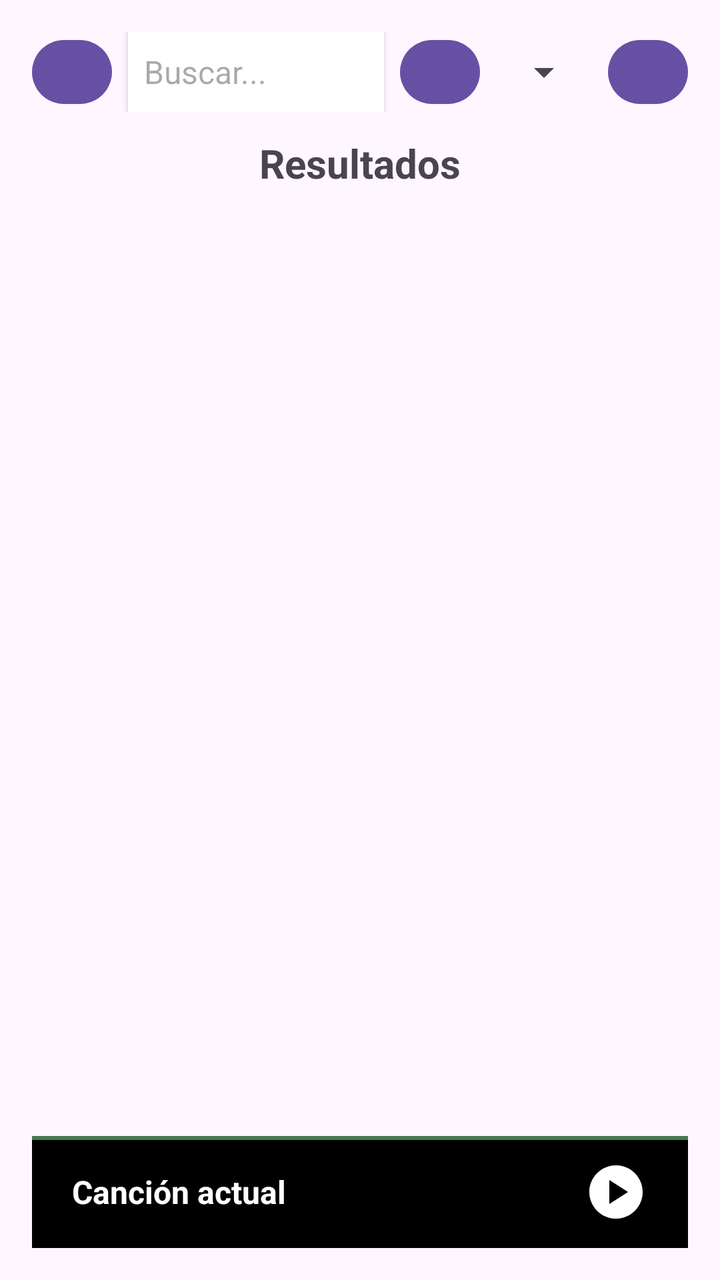
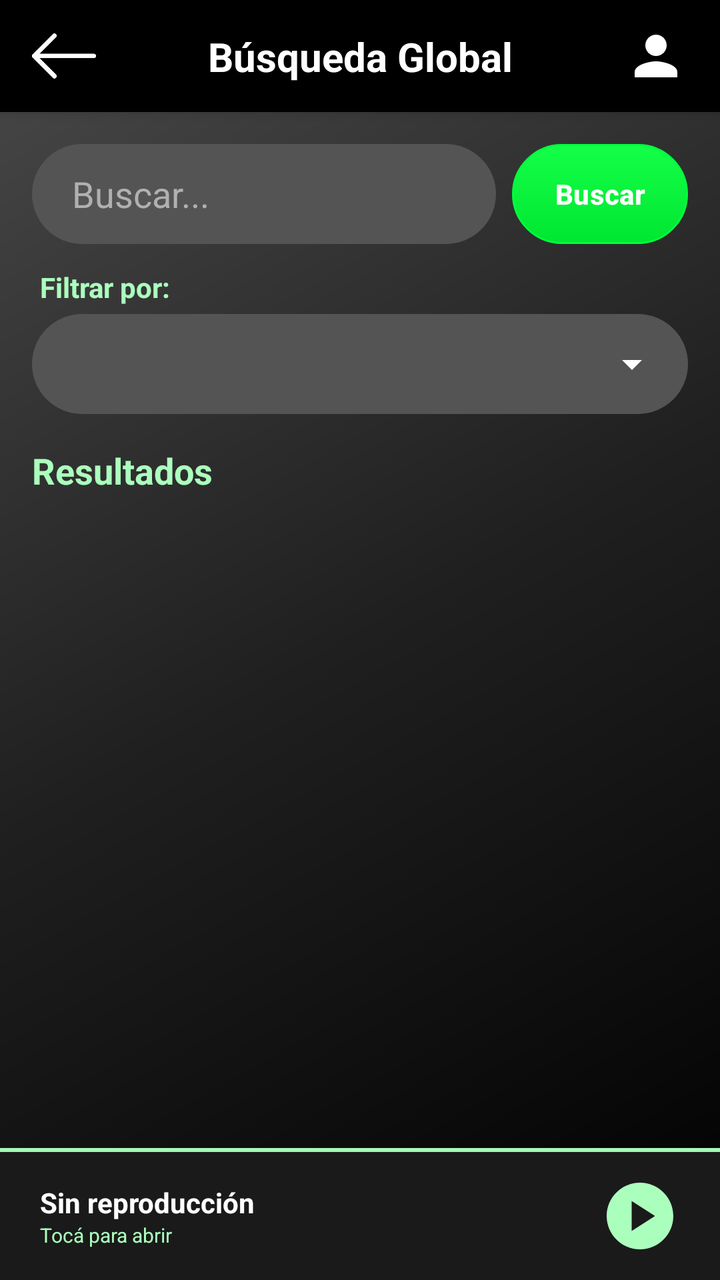

The first picture is an Android layout as it rendered before a commit; the second is the same layout after the commit. The layout source and the unified diff follow.
<!-- AndroidManifest.xml: application theme Theme.MusAPIApp -->
<!-- res/layout/activity_busqueda.xml -->
<?xml version="1.0" encoding="utf-8"?>
<LinearLayout xmlns:android="http://schemas.android.com/apk/res/android"
    xmlns:tools="http://schemas.android.com/tools"
    android:id="@+id/main"
    android:layout_width="match_parent"
    android:layout_height="match_parent"
    android:orientation="vertical"
    android:padding="16dp"
    tools:context=".activities.busqueda.BusquedaActivity">

    
    <LinearLayout
        android:layout_width="match_parent"
        android:layout_height="wrap_content"
        android:orientation="horizontal"
        android:gravity="center_vertical"
        android:layout_marginBottom="12dp">

        
        <Button
            android:id="@+id/btnVolver"
            android:layout_width="40dp"
            android:layout_height="40dp"
            android:text="←" />

        
        <EditText
            android:id="@+id/etBusqueda"
            android:layout_width="0dp"
            android:layout_height="40dp"
            android:layout_weight="1"
            android:hint="Buscar..."
            android:padding="8dp"
            android:textSize="16sp"
            android:background="#FFFFFF"
            android:textColor="#000000"
            android:elevation="2dp"
            android:layout_marginStart="8dp"
            android:layout_marginEnd="8dp" />

        
        <Button
            android:id="@+id/btnBuscar"
            android:layout_width="40dp"
            android:layout_height="40dp"
            android:text="🔍" />

        
        <Spinner
            android:id="@+id/spinnerTipo"
            android:layout_width="wrap_content"
            android:layout_height="40dp"
            android:layout_marginStart="8dp" />

        
        <Button
            android:id="@+id/btnPerfil"
            android:layout_width="40dp"
            android:layout_height="40dp"
            android:text="👤"
            android:layout_marginStart="8dp" />
    </LinearLayout>

    
    <TextView
        android:id="@+id/tvResultadosTitulo"
        android:layout_width="match_parent"
        android:layout_height="wrap_content"
        android:text="Resultados"
        android:textAlignment="center"
        android:textSize="20sp"
        android:textStyle="bold"
        android:layout_marginBottom="8dp" />

    
    <androidx.recyclerview.widget.RecyclerView
        android:id="@+id/rvResultados"
        android:layout_width="match_parent"
        android:layout_height="0dp"
        android:layout_weight="1"
        android:padding="8dp"
        android:clipToPadding="false"
        android:scrollbars="vertical" />

    <include layout="@layout/layout_reproductor" />
</LinearLayout>
<!-- res/layout/layout_reproductor.xml (included above) -->
<?xml version="1.0" encoding="utf-8"?>
<androidx.constraintlayout.widget.ConstraintLayout xmlns:android="http://schemas.android.com/apk/res/android"
    xmlns:app="http://schemas.android.com/apk/res-auto"
    android:layout_width="match_parent"
    android:layout_height="wrap_content"
    android:padding="0dp">
    <LinearLayout
        android:id="@+id/barraReproductor"
        android:layout_width="match_parent"
        android:layout_height="wrap_content"
        android:background="@drawable/fondo_reproductor_gradiente"
        android:clickable="true"
        android:focusable="true"
        android:orientation="horizontal"
        android:gravity="center_vertical"
        android:paddingHorizontal="20dp"
        android:paddingVertical="12dp"
        android:elevation="8dp"
        app:layout_constraintBottom_toBottomOf="parent"
        app:layout_constraintEnd_toEndOf="parent"
        app:layout_constraintStart_toStartOf="parent"
        app:layout_constraintTop_toTopOf="parent">

        <TextView
            android:id="@+id/txtMiniTitulo"
            android:layout_width="0dp"
            android:layout_height="wrap_content"
            android:layout_weight="1"
            android:clickable="false"
            android:focusable="false"
            android:text="Canción actual"
            android:textColor="#FFFFFF"
            android:textStyle="bold"
            android:textSize="16sp"
            android:singleLine="true"
            android:ellipsize="marquee"
            android:marqueeRepeatLimit="marquee_forever"
            android:paddingEnd="16dp" />

        <ImageButton
            android:id="@+id/btnMiniPlayPause"
            android:layout_width="32dp"
            android:layout_height="32dp"
            android:background="?attr/selectableItemBackgroundBorderless"
            android:clickable="true"
            android:scaleType="fitCenter"
            android:src="@drawable/ic_play"
            app:tint="#FFFFFF"
            android:contentDescription="Reproducir/Pausar" />

    </LinearLayout>

</androidx.constraintlayout.widget.ConstraintLayout>
<!-- resources referenced by this layout -->
<resources>
  <!-- drawable fondo_reproductor_gradiente (drawable) -->
  <?xml version="1.0" encoding="utf-8"?>
  <layer-list xmlns:android="http://schemas.android.com/apk/res/android">
  
      <item>
          <shape android:shape="rectangle">
              <solid android:color="#477852" />
          </shape>
      </item>
  
      <item android:top="2dp">
          <shape android:shape="rectangle">
              <solid android:color="#000000" />
          </shape>
      </item>
  
  </layer-list>
  <!-- drawable ic_play (drawable) -->
  <vector xmlns:android="http://schemas.android.com/apk/res/android" android:height="24dp" android:tint="#000000" android:viewportHeight="24" android:viewportWidth="24" android:width="24dp">
        
      <path android:fillColor="@android:color/white" android:pathData="M12,2C6.48,2 2,6.48 2,12s4.48,10 10,10s10,-4.48 10,-10S17.52,2 12,2zM9.5,16.5v-9l7,4.5L9.5,16.5z"/>
      
  </vector>
  <style name="Theme.MusAPIApp" parent="Base.Theme.MusAPIApp" />
  <style name="Base.Theme.MusAPIApp" parent="Theme.Material3.DayNight.NoActionBar">
          
          
      </style>
</resources>

<!-- the commit's change to res/layout/activity_busqueda.xml (unified diff, before → after) -->
@@ -1,140 +1,228 @@
 <?xml version="1.0" encoding="utf-8"?>
-<LinearLayout xmlns:android="http://schemas.android.com/apk/res/android"
+<androidx.constraintlayout.widget.ConstraintLayout 
+    xmlns:android="http://schemas.android.com/apk/res/android"
+    xmlns:app="http://schemas.android.com/apk/res-auto"
     xmlns:tools="http://schemas.android.com/tools"
     android:id="@+id/main"
     android:layout_width="match_parent"
     android:layout_height="match_parent"
-    android:orientation="vertical"
-    android:padding="16dp"
-    tools:context=".activities.busqueda.BusquedaActivity">
-
-    
+    android:background="@drawable/fondo_gradiente_principal">
+
+    <androidx.constraintlayout.widget.ConstraintLayout
+        android:id="@+id/headerBar"
+        android:layout_width="match_parent"
+        android:layout_height="wrap_content"
+        android:background="#000000"
+        android:paddingVertical="12dp"
+        android:paddingHorizontal="16dp"
+        android:elevation="4dp"
+        app:layout_constraintTop_toTopOf="parent"
+        app:layout_constraintStart_toStartOf="parent"
+        app:layout_constraintEnd_toEndOf="parent">
+
+        <ImageButton
+            android:id="@+id/btnVolver"
+            android:layout_width="32dp"
+            android:layout_height="32dp"
+            android:background="?attr/selectableItemBackgroundBorderless"
+            android:contentDescription="Regresar"
+            android:scaleType="fitCenter"
+            android:src="@drawable/ic_back_black"
+            app:tint="#FFFFFF"
+            app:layout_constraintStart_toStartOf="parent"
+            app:layout_constraintTop_toTopOf="parent"
+            app:layout_constraintBottom_toBottomOf="parent" />
+
+        <TextView
+            android:layout_width="wrap_content"
+            android:layout_height="wrap_content"
+            android:text="Búsqueda Global"
+            android:textColor="#FFFFFF"
+            android:textSize="20sp"
+            android:textStyle="bold"
+            app:layout_constraintStart_toStartOf="parent"
+            app:layout_constraintEnd_toEndOf="parent"
+            app:layout_constraintTop_toTopOf="parent"
+            app:layout_constraintBottom_toBottomOf="parent" />
+
+        <ImageButton
+            android:id="@+id/btnPerfil"
+            android:layout_width="32dp"
+            android:layout_height="32dp"
+            android:background="?attr/selectableItemBackgroundBorderless"
+            android:contentDescription="Perfil"
+            android:scaleType="fitCenter"
+            android:src="@drawable/ic_usuario_perfil"
+            app:tint="#FFFFFF"
+            app:layout_constraintEnd_toEndOf="parent"
+            app:layout_constraintTop_toTopOf="parent"
+            app:layout_constraintBottom_toBottomOf="parent" />
+
+    </androidx.constraintlayout.widget.ConstraintLayout>
+
     <LinearLayout
-        android:layout_width="match_parent"
-        android:layout_height="wrap_content"
-        android:orientation="horizontal"
-        android:gravity="center_vertical"
-        android:layout_marginBottom="12dp">
-
-        
-        <Button
-            android:id="@+id/btnVolver"
-            android:layout_width="40dp"
-            android:layout_height="40dp"
-            android:text="←" />
-
-        
-        <EditText
-            android:id="@+id/etBusqueda"
-            android:layout_width="0dp"
-            android:layout_height="40dp"
-            android:layout_weight="1"
-            android:hint="Buscar..."
-            android:padding="8dp"
-            android:textSize="16sp"
-            android:background="#FFFFFF"
-            android:textColor="#000000"
-            android:elevation="2dp"
-            android:layout_marginStart="8dp"
-            android:layout_marginEnd="8dp" />
-
-        
-        <Button
-            android:id="@+id/btnBuscar"
-            android:layout_width="40dp"
-            android:layout_height="40dp"
-            android:text="🔍" />
-
-        
+        android:id="@+id/layoutControles"
+        android:layout_width="match_parent"
+        android:layout_height="wrap_content"
+        android:orientation="vertical"
+        android:padding="16dp"
+        app:layout_constraintTop_toBottomOf="@id/headerBar"
+        app:layout_constraintStart_toStartOf="parent"
+        app:layout_constraintEnd_toEndOf="parent">
+
+        <LinearLayout
+            android:layout_width="match_parent"
+            android:layout_height="wrap_content"
+            android:orientation="horizontal"
+            android:gravity="center_vertical"
+            android:layout_marginBottom="12dp">
+
+            <EditText
+                android:id="@+id/etBusqueda"
+                android:layout_width="0dp"
+                android:layout_height="50dp"
+                android:layout_weight="1"
+                android:hint="Buscar..."
+                android:textColorHint="#B0B0B0"
+                android:textColor="#FFFFFF"
+                android:paddingHorizontal="20dp"
+                android:background="@drawable/fondo_input_login"
+                android:inputType="text"
+                android:maxLines="1"
+                android:layout_marginEnd="8dp"/>
+
+            <Button
+                android:id="@+id/btnBuscar"
+                android:layout_width="wrap_content"
+                android:layout_height="wrap_content"
+                android:text="Buscar"
+                android:textColor="#FFFFFF"
+                android:textStyle="bold"
+                android:background="@drawable/fondo_boton_principal"
+                app:backgroundTint="@null"
+                android:paddingHorizontal="20dp"
+                android:minHeight="50dp"/>
+        </LinearLayout>
+
+        <TextView
+            android:layout_width="wrap_content"
+            android:layout_height="wrap_content"
+            android:text="Filtrar por:"
+            android:textColor="#ABFFBD"
+            android:textStyle="bold"
+            android:layout_marginBottom="4dp"
+            android:layout_marginStart="4dp"/>
+
         <Spinner
             android:id="@+id/spinnerTipo"
-            android:layout_width="wrap_content"
-            android:layout_height="40dp"
-            android:layout_marginStart="8dp" />
-
-        
-        <Button
-            android:id="@+id/btnPerfil"
-            android:layout_width="40dp"
-            android:layout_height="40dp"
-            android:text="👤"
-            android:layout_marginStart="8dp" />
+            android:layout_width="match_parent"
+            android:layout_height="50dp"
+            android:background="@drawable/fondo_spinner_custom"
+            android:paddingHorizontal="8dp"/>
+
     </LinearLayout>
 
-    
     <TextView
         android:id="@+id/tvResultadosTitulo"
-        android:layout_width="match_parent"
+        android:layout_width="wrap_content"
         android:layout_height="wrap_content"
         android:text="Resultados"
-        android:textAlignment="center"
-        android:textSize="20sp"
+        android:textColor="#ABFFBD"
+        android:textSize="18sp"
         android:textStyle="bold"
-        android:layout_marginBottom="8dp" />
-
-    
+        android:layout_marginStart="16dp"
+        app:layout_constraintTop_toBottomOf="@id/layoutControles"
+        app:layout_constraintStart_toStartOf="parent"/>
+
     <androidx.recyclerview.widget.RecyclerView
         android:id="@+id/rvResultados"
         android:layout_width="match_parent"
         android:layout_height="0dp"
-        android:layout_weight="1"
-        android:padding="8dp"
-        android:clipToPadding="false"
-        android:scrollbars="vertical" />
-
-    <include layout="@layout/layout_reproductor" />
-</LinearLayout>
+        android:layout_marginTop="8dp"
+        android:layout_marginBottom="8dp"
+        android:paddingHorizontal="16dp"
+        app:layout_constraintTop_toBottomOf="@id/tvResultadosTitulo"
+        app:layout_constraintBottom_toTopOf="@+id/layoutReproductor"
+        app:layout_constraintStart_toStartOf="parent"
+        app:layout_constraintEnd_toEndOf="parent"/>
+
+    <include
+        android:id="@+id/layoutReproductor"
+        layout="@layout/layout_reproductor"
+        android:layout_width="0dp"
+        android:layout_height="wrap_content"
+        app:layout_constraintBottom_toBottomOf="parent"
+        app:layout_constraintStart_toStartOf="parent"
+        app:layout_constraintEnd_toEndOf="parent" />
+
+</androidx.constraintlayout.widget.ConstraintLayout>
 <!-- res/layout/layout_reproductor.xml (included above) -->
 <?xml version="1.0" encoding="utf-8"?>
 <androidx.constraintlayout.widget.ConstraintLayout xmlns:android="http://schemas.android.com/apk/res/android"
     xmlns:app="http://schemas.android.com/apk/res-auto"
     android:layout_width="match_parent"
-    android:layout_height="wrap_content"
-    android:padding="0dp">
+    android:layout_height="wrap_content">
+
     <LinearLayout
         android:id="@+id/barraReproductor"
         android:layout_width="match_parent"
         android:layout_height="wrap_content"
-        android:background="@drawable/fondo_reproductor_gradiente"
+        android:background="#1A1A1A" 
         android:clickable="true"
         android:focusable="true"
         android:orientation="horizontal"
         android:gravity="center_vertical"
         android:paddingHorizontal="20dp"
         android:paddingVertical="12dp"
-        android:elevation="8dp"
+        android:elevation="16dp"
         app:layout_constraintBottom_toBottomOf="parent"
         app:layout_constraintEnd_toEndOf="parent"
-        app:layout_constraintStart_toStartOf="parent"
-        app:layout_constraintTop_toTopOf="parent">
-
-        <TextView
-            android:id="@+id/txtMiniTitulo"
+        app:layout_constraintStart_toStartOf="parent">
+
+        <LinearLayout
             android:layout_width="0dp"
             android:layout_height="wrap_content"
             android:layout_weight="1"
-            android:clickable="false"
-            android:focusable="false"
-            android:text="Canción actual"
-            android:textColor="#FFFFFF"
-            android:textStyle="bold"
-            android:textSize="16sp"
-            android:singleLine="true"
-            android:ellipsize="marquee"
-            android:marqueeRepeatLimit="marquee_forever"
-            android:paddingEnd="16dp" />
+            android:orientation="vertical"
+            android:paddingEnd="16dp">
+
+            <TextView
+                android:id="@+id/txtMiniTitulo"
+                android:layout_width="match_parent"
+                android:layout_height="wrap_content"
+                android:text="Sin reproducción"
+                android:textColor="#FFFFFF"
+                android:textStyle="bold"
+                android:textSize="14sp"
+                android:singleLine="true"
+                android:ellipsize="marquee"
+                android:marqueeRepeatLimit="marquee_forever"/>
+            
+            <TextView
+                android:text="Tocá para abrir"
+                android:layout_width="match_parent"
+                android:layout_height="wrap_content"
+                android:textColor="#ABFFBD"
+                android:textSize="10sp"/>
+        </LinearLayout>
 
         <ImageButton
             android:id="@+id/btnMiniPlayPause"
-            android:layout_width="32dp"
-            android:layout_height="32dp"
+            android:layout_width="40dp"
+            android:layout_height="40dp"
             android:background="?attr/selectableItemBackgroundBorderless"
             android:clickable="true"
             android:scaleType="fitCenter"
             android:src="@drawable/ic_play"
-            app:tint="#FFFFFF"
+            app:tint="#ABFFBD"
             android:contentDescription="Reproducir/Pausar" />
 
     </LinearLayout>
+    
+    <View
+        android:layout_width="match_parent"
+        android:layout_height="2dp"
+        android:background="#ABFFBD"
+        app:layout_constraintBottom_toTopOf="@id/barraReproductor"/>
 
 </androidx.constraintlayout.widget.ConstraintLayout>
<!-- resource entries referenced after the edit -->
@@ -1,29 +1,89 @@
 <!-- resources referenced by this layout -->
 <resources>
-  <!-- drawable fondo_reproductor_gradiente (drawable) -->
+  <!-- drawable fondo_boton_principal (drawable) -->
+  <?xml version="1.0" encoding="utf-8"?>
+  <shape xmlns:android="http://schemas.android.com/apk/res/android"
+      android:shape="rectangle">
+  
+      <gradient
+          android:startColor="#14FF48"
+          android:endColor="#00E631"
+          android:angle="270" />
+  
+      <corners android:radius="100dp" />
+  
+      <stroke
+          android:width="1dp"
+          android:color="#00FF3D" />
+  </shape>
+  <!-- drawable fondo_gradiente_principal (drawable) -->
+  <?xml version="1.0" encoding="utf-8"?>
+  <shape xmlns:android="http://schemas.android.com/apk/res/android"
+      android:shape="rectangle">
+      <gradient
+          android:startColor="#000000"
+          android:centerColor="#1F1F1F"
+          android:endColor="#4A4A4A"
+          android:angle="135"
+          android:type="linear" />
+  </shape>
+  <!-- drawable fondo_input_login (drawable) -->
+  <?xml version="1.0" encoding="utf-8"?>
+  <shape xmlns:android="http://schemas.android.com/apk/res/android"
+      android:shape="rectangle">
+  
+      <solid android:color="#545454"/>
+  
+      <corners android:radius="100dp"/>
+  </shape>
+  <!-- drawable fondo_spinner_custom (drawable) -->
   <?xml version="1.0" encoding="utf-8"?>
   <layer-list xmlns:android="http://schemas.android.com/apk/res/android">
-  
       <item>
           <shape android:shape="rectangle">
-              <solid android:color="#477852" />
+              <solid android:color="#545454"/>
+              <corners android:radius="100dp"/>
           </shape>
       </item>
   
-      <item android:top="2dp">
-          <shape android:shape="rectangle">
-              <solid android:color="#000000" />
-          </shape>
-      </item>
-  
+      <item
+          android:drawable="@drawable/ic_flecha_abajo"
+          android:gravity="center_vertical|end"
+          android:right="16dp"
+          android:end="16dp" />
   </layer-list>
+  <!-- drawable ic_back_black: png bitmap (drawable, 4720 bytes) -->
   <!-- drawable ic_play (drawable) -->
   <vector xmlns:android="http://schemas.android.com/apk/res/android" android:height="24dp" android:tint="#000000" android:viewportHeight="24" android:viewportWidth="24" android:width="24dp">
         
       <path android:fillColor="@android:color/white" android:pathData="M12,2C6.48,2 2,6.48 2,12s4.48,10 10,10s10,-4.48 10,-10S17.52,2 12,2zM9.5,16.5v-9l7,4.5L9.5,16.5z"/>
       
   </vector>
+  <!-- drawable ic_usuario_perfil (drawable) -->
+  <?xml version="1.0" encoding="utf-8"?>
+  <vector xmlns:android="http://schemas.android.com/apk/res/android"
+      android:width="24dp"
+      android:height="24dp"
+      android:viewportWidth="24"
+      android:viewportHeight="24">
+      
+      <path
+          android:fillColor="#FFFFFF"
+          android:pathData="M12,12c2.21,0 4,-1.79 4,-4s-1.79,-4 -4,-4 -4,1.79 -4,4 1.79,4 4,4zM12,14c-2.67,0 -8,1.34 -8,4v2h16v-2c0,-2.66 -5.33,-4 -8,-4z"/>
+  </vector>
   <style name="Theme.MusAPIApp" parent="Base.Theme.MusAPIApp" />
+  <!-- drawable ic_flecha_abajo (drawable) -->
+  <?xml version="1.0" encoding="utf-8"?>
+  <vector xmlns:android="http://schemas.android.com/apk/res/android"
+      android:width="24dp"
+      android:height="24dp"
+      android:viewportWidth="24"
+      android:viewportHeight="24"
+      android:tint="#FFFFFF">
+      <path
+          android:fillColor="@android:color/white"
+          android:pathData="M7,10l5,5 5,-5z"/>
+  </vector>
   <style name="Base.Theme.MusAPIApp" parent="Theme.Material3.DayNight.NoActionBar">
           
           
